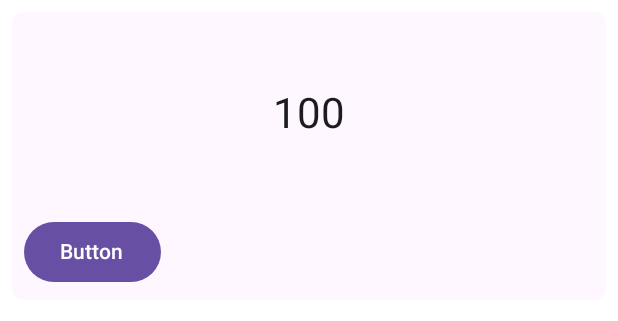
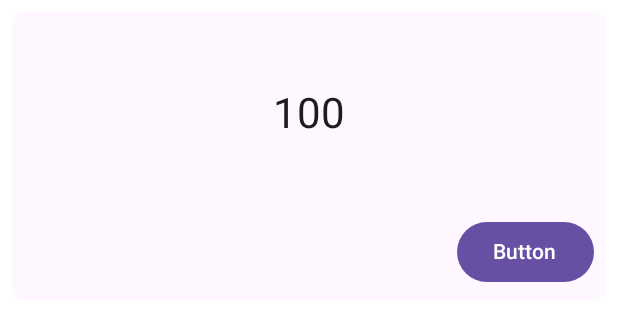
Before and after one commit to Nierd/DotaTimers, an Android app built with Jetpack Compose: the @Preview function TimerPreview, on a phone screen of 412 x 824 dp. Shown: the top 321 px of the screen. Run offline under Robolectric (Android 15) with nearby library versions, the phone set to English and light mode, and no system bars.

Commit message:
Pushed button to the right side

```diff
--- a/app/src/main/java/com/example/dotatimers/MainActivity.kt
+++ b/app/src/main/java/com/example/dotatimers/MainActivity.kt
@@ -63,12 +63,19 @@ fun Timer(firstWarning: Int, secondWarning: Int){
                     style = MaterialTheme.typography.headlineMedium,
                     modifier = Modifier.align(Alignment.Center)
                 )
+
             }
             Spacer(modifier= Modifier.height(8.dp))
-            Button(
-                onClick = { placeholder() }
-            ){
-                Text(text = "Button")
+            Box(
+                modifier = Modifier
+                    .fillMaxWidth()
+            ) {
+                Button(
+                    onClick = { placeholder() },
+                    modifier = Modifier.align(Alignment.BottomEnd)
+                ) {
+                    Text(text = "Button")
+                }
             }
         }
     }
```
